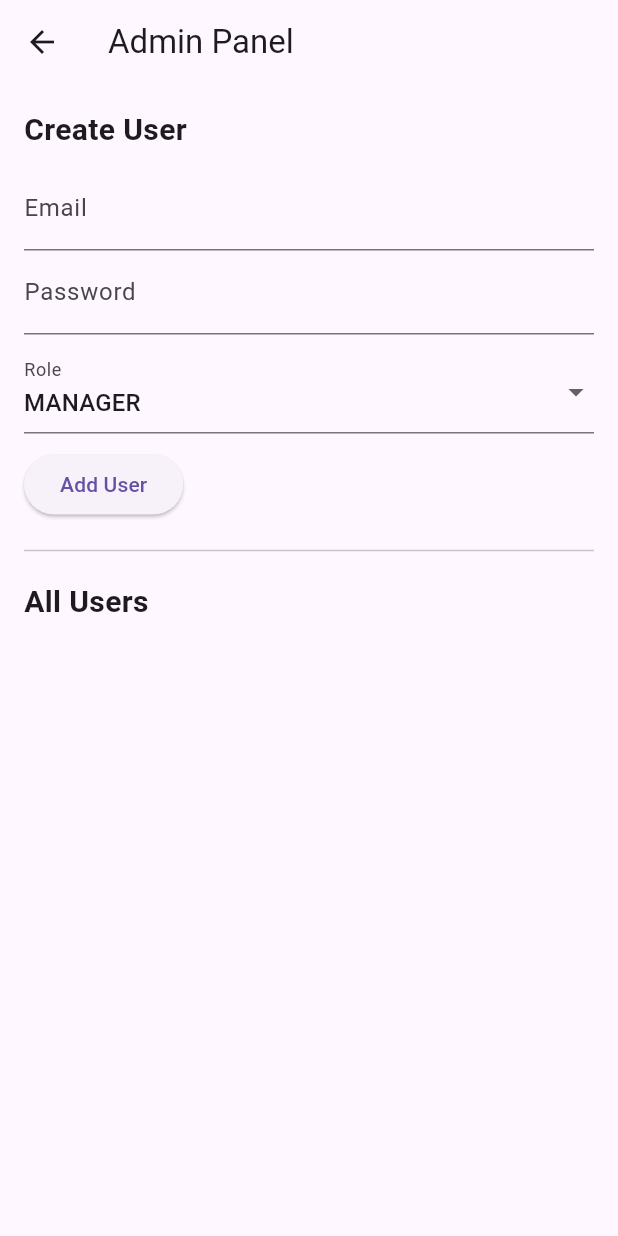
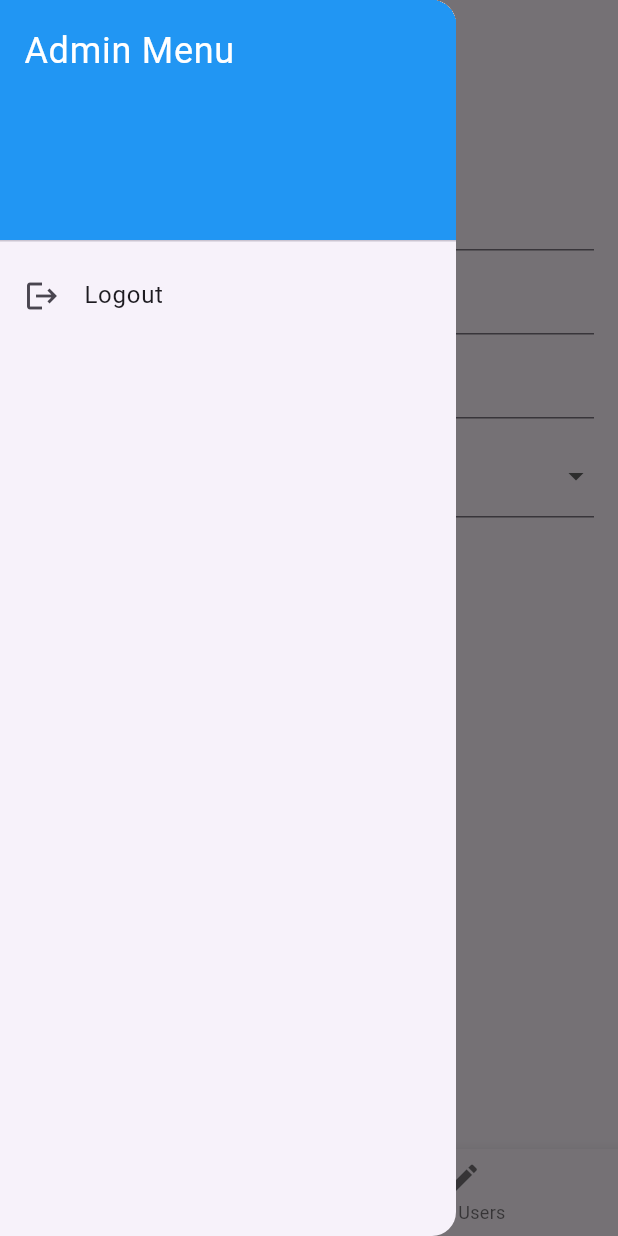
Before and after one commit to teejiaan/flutter_um, a Flutter app: the AccountScreen screen opened by its route, with the side drawer open (before the commit the screen has no drawer), on a phone screen of 412 x 824 dp. Run offline on Flutter 3.47's test engine with Material 3 defaults, Android fonts, the phone set to English and light mode, and no system bars; our stand-ins replace cloud_firestore, csv, firebase_auth, firebase_core, firebase_storage, fl_chart and 3 more; accounts and stored records are empty.

Commit message:
fixed Admin Page

```diff
--- a/lib/routes/app_routes.dart
+++ b/lib/routes/app_routes.dart
@@ -12,6 +12,6 @@ final Map<String, WidgetBuilder> appRoutes = {
   '/register': (context) => const RegisterScreen(),
   '/main': (context) => const MainScreen(),
   '/manager': (context) => const ManagerScreen(),
-  '/developer':
+  '/admin':
       (context) => const AccountScreen(), // Placeholder for developer screen
 };
--- a/lib/screens/account_screen.dart
+++ b/lib/screens/account_screen.dart
@@ -1,6 +1,9 @@
 import 'package:flutter/material.dart';
 import 'package:cloud_firestore/cloud_firestore.dart';
 import 'package:firebase_auth/firebase_auth.dart';
+import 'package:firebase_storage/firebase_storage.dart';
+import 'package:image_picker/image_picker.dart';
+import 'dart:io';
 
 class AccountScreen extends StatefulWidget {
   const AccountScreen({super.key});
@@ -12,9 +15,35 @@ class AccountScreen extends StatefulWidget {
 class _AccountScreenState extends State<AccountScreen> {
   final TextEditingController _emailController = TextEditingController();
   final TextEditingController _passwordController = TextEditingController();
+  final TextEditingController _usernameController = TextEditingController();
   String _selectedRole = 'manager';
+  int _selectedIndex = 0;
+  File? _selectedImage;
 
   final List<String> _roles = ['manager', 'admin'];
+
+  Future<void> _pickImage() async {
+    final pickedFile = await ImagePicker().pickImage(
+      source: ImageSource.gallery,
+    );
+    if (pickedFile != null) {
+      setState(() {
+        _selectedImage = File(pickedFile.path);
+      });
+    }
+  }
+
+  Future<String?> _uploadImage(File imageFile, String userId) async {
+    try {
+      final storageRef = FirebaseStorage.instance.ref().child(
+        'user_images/$userId.jpg',
+      );
+      await storageRef.putFile(imageFile);
+      return await storageRef.getDownloadURL();
+    } catch (e) {
+      return null;
+    }
+  }
 
   Future<void> _createUser() async {
     try {
@@ -24,12 +53,22 @@ class _AccountScreenState extends State<AccountScreen> {
             password: _passwordController.text.trim(),
           );
 
+      String? imageUrl;
+      if (_selectedImage != null) {
+        imageUrl = await _uploadImage(
+          _selectedImage!,
+          userCredential.user!.uid,
+        );
+      }
+
       await FirebaseFirestore.instance
           .collection('user')
           .doc(userCredential.user!.uid)
           .set({
             'email': _emailController.text.trim(),
+            'username': _usernameController.text.trim(),
             'role': _selectedRole,
+            'profileImage': imageUrl,
             'createdAt': FieldValue.serverTimestamp(),
           });
 
@@ -39,7 +78,11 @@ class _AccountScreenState extends State<AccountScreen> {
 
       _emailController.clear();
       _passwordController.clear();
-      setState(() => _selectedRole = 'manager');
+      _usernameController.clear();
+      setState(() {
+        _selectedImage = null;
+        _selectedRole = 'manager';
+      });
     } catch (e) {
       ScaffoldMessenger.of(
         context,
@@ -62,12 +105,8 @@ class _AccountScreenState extends State<AccountScreen> {
     }
   }
 
-  @override
-  Widget build(BuildContext context) {
-    return Scaffold(
-      appBar: AppBar(title: const Text('Admin Panel')),
-      body: Padding(
-        padding: const EdgeInsets.all(16.0),
+  Widget _buildCreateUserView() {
+    return SingleChildScrollView(
       child: Column(
         crossAxisAlignment: CrossAxisAlignment.start,
         children: [
@@ -84,6 +123,10 @@ class _AccountScreenState extends State<AccountScreen> {
             controller: _passwordController,
             decoration: const InputDecoration(labelText: 'Password'),
             obscureText: true,
+          ),
+          TextField(
+            controller: _usernameController,
+            decoration: const InputDecoration(labelText: 'Username'),
           ),
           const SizedBox(height: 10),
           DropdownButtonFormField<String>(
@@ -104,58 +147,116 @@ class _AccountScreenState extends State<AccountScreen> {
           ),
           const SizedBox(height: 10),
           ElevatedButton(
-              onPressed: _createUser,
-              child: const Text('Add User'),
+            onPressed: _pickImage,
+            child: const Text('Select Profile Image'),
           ),
-            const Divider(height: 40),
-            const Text(
-              'All Users',
-              style: TextStyle(fontSize: 20, fontWeight: FontWeight.bold),
+          if (_selectedImage != null)
+            Padding(
+              padding: const EdgeInsets.symmetric(vertical: 10),
+              child: Image.file(_selectedImage!, height: 100),
             ),
-            const SizedBox(height: 10),
-            Expanded(
-              child: StreamBuilder<QuerySnapshot>(
-                stream:
-                    FirebaseFirestore.instance.collection('user').snapshots(),
+          ElevatedButton(onPressed: _createUser, child: const Text('Add User')),
+        ],
+      ),
+    );
+  }
+
+  Widget _buildEditUsersView() {
+    return StreamBuilder<QuerySnapshot>(
+      stream: FirebaseFirestore.instance.collection('user').snapshots(),
       builder: (context, snapshot) {
-                  if (!snapshot.hasData)
-                    return const CircularProgressIndicator();
+        if (!snapshot.hasData) return const CircularProgressIndicator();
         final users = snapshot.data!.docs;
         return ListView.builder(
           itemCount: users.length,
           itemBuilder: (context, index) {
             final user = users[index];
+            final data = user.data() as Map<String, dynamic>;
             final userId = user.id;
-                      final email = user['email'];
-                      final role = user['role'];
+            final email = data['email'] ?? 'No Email';
+            final role = data.containsKey('role') ? data['role'] : null;
 
             return ListTile(
               title: Text(email),
-                        subtitle: DropdownButton<String>(
+              subtitle:
+                  role != null
+                      ? DropdownButton<String>(
                         value: role,
                         items:
                             _roles
                                 .map(
-                                    (role) => DropdownMenuItem(
-                                      value: role,
-                                      child: Text(role.toUpperCase()),
+                                  (r) => DropdownMenuItem(
+                                    value: r,
+                                    child: Text(r.toUpperCase()),
                                   ),
                                 )
                                 .toList(),
                         onChanged: (newRole) {
-                            if (newRole != null)
-                              _updateUserRole(userId, newRole);
+                          if (newRole != null) _updateUserRole(userId, newRole);
                         },
-                        ),
+                      )
+                      : const Text('No role assigned'),
             );
           },
         );
       },
+    );
+  }
+
+  void _onItemTapped(int index) {
+    setState(() {
+      _selectedIndex = index;
+    });
+  }
+
+  void _logout() async {
+    await FirebaseAuth.instance.signOut();
+    if (context.mounted) {
+      Navigator.of(context).pushReplacementNamed('/login');
+    }
+  }
+
+  @override
+  Widget build(BuildContext context) {
+    return Scaffold(
+      appBar: AppBar(title: const Text('Admin Panel')),
+      drawer: Drawer(
+        child: ListView(
+          padding: EdgeInsets.zero,
+          children: [
+            const DrawerHeader(
+              decoration: BoxDecoration(color: Colors.blue),
+              child: Text(
+                'Admin Menu',
+                style: TextStyle(color: Colors.white, fontSize: 24),
               ),
+            ),
+            ListTile(
+              leading: const Icon(Icons.logout),
+              title: const Text('Logout'),
+              onTap: _logout,
             ),
           ],
         ),
       ),
+      body: Padding(
+        padding: const EdgeInsets.all(16.0),
+        child:
+            _selectedIndex == 0
+                ? _buildCreateUserView()
+                : _buildEditUsersView(),
+      ),
+      bottomNavigationBar: BottomNavigationBar(
+        currentIndex: _selectedIndex,
+        onTap: _onItemTapped,
+        items: const [
+          BottomNavigationBarItem(
+            icon: Icon(Icons.person_add),
+            label: 'Register User',
+          ),
+          BottomNavigationBarItem(icon: Icon(Icons.edit), label: 'Edit Users'),
+        ],
+      ),
     );
   }
 }
--- a/lib/screens/home_screen.dart
+++ b/lib/screens/home_screen.dart
@@ -22,12 +22,6 @@ class HomeScreen extends StatelessWidget {
                 label: 'Login',
                 onPressed: () => Navigator.pushNamed(context, '/login'),
               ),
-              // const SizedBox(height: 16),
-              // CustomButton(
-              //   label: 'Go to Screen 2',
-              //   imagePath: 'assets/orange_back.jpeg',
-              //   onPressed: () => Navigator.pushNamed(context, '/screen2'),
-              // ),
             ],
           ),
         ),
--- a/lib/screens/login_screen.dart
+++ b/lib/screens/login_screen.dart
@@ -54,6 +54,8 @@ class _LoginScreenState extends State<LoginScreen> {
       // Redirect based on role
       if (role == 'manager') {
         Navigator.pushReplacementNamed(context, '/manager');
+      } else if (role == 'admin') {
+        Navigator.pushReplacementNamed(context, '/admin');
       } else {
         Navigator.pushReplacementNamed(context, '/main');
       }
@@ -73,7 +75,7 @@ class _LoginScreenState extends State<LoginScreen> {
                 ElevatedButton(
                   onPressed: () {
                     Navigator.pop(context);
-                    Navigator.pushNamed(context, '/screen2');
+                    Navigator.pushNamed(context, '/register');
                   },
                   child: const Text('Register'),
                 ),
```
Lines whose indentation alone changed are shown as unchanged.
